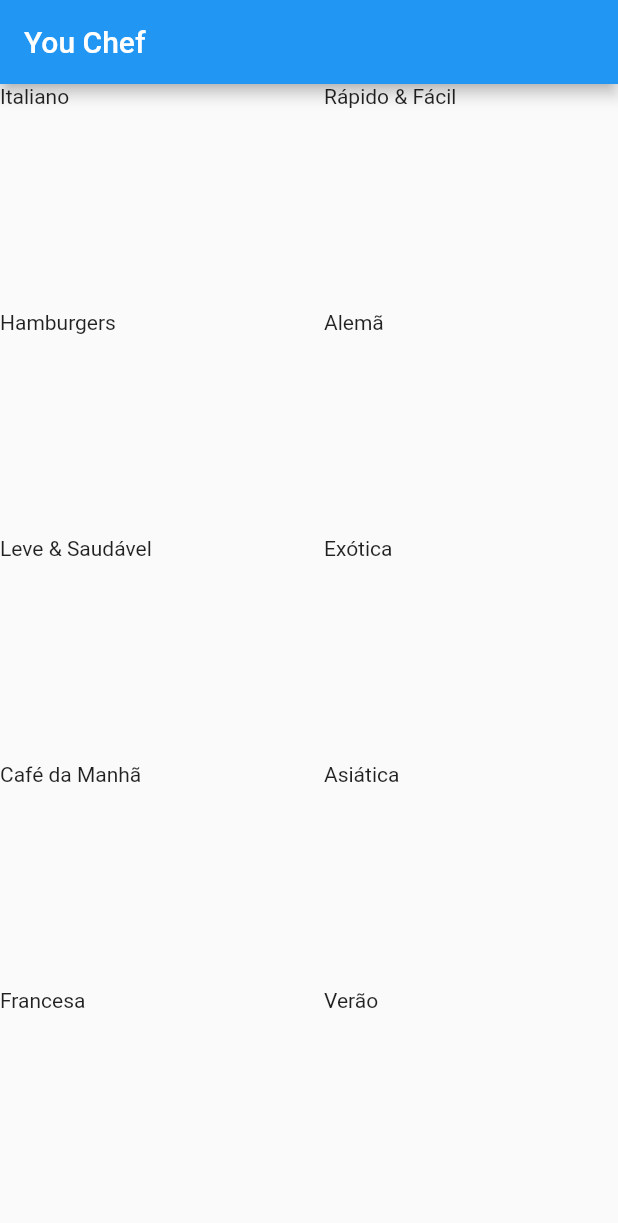
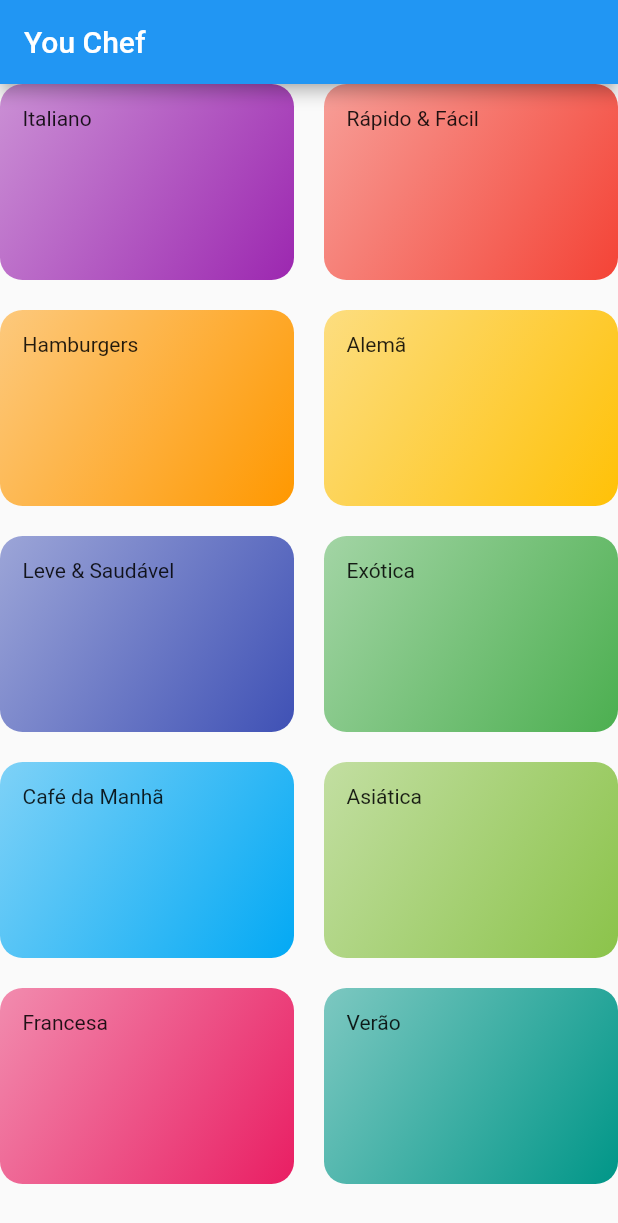
Before and after one commit to ramonmpacheco/youchef, a Flutter app: the screen it shows after launch, on a phone screen of 412 x 824 dp. Shown: the top 1223 px of the screen. Run offline on Flutter 3.47's test engine with Material 2 defaults, Android fonts, the phone set to English and light mode, and no system bars.

Commit message:
add: category item decoration

```diff
--- a/lib/components/category_item.dart
+++ b/lib/components/category_item.dart
@@ -9,7 +9,19 @@ class CategoryItem extends StatelessWidget {
   @override
   Widget build(BuildContext context) {
     return Container(
+      padding: EdgeInsets.all(15),
       child: Text(category.title),
+      decoration: BoxDecoration(
+        borderRadius: BorderRadius.circular(15),
+        gradient: LinearGradient(
+          colors: [
+            category.color.withOpacity(0.5),
+            category.color,
+          ],
+          begin: Alignment.topLeft,
+          end: Alignment.bottomRight,
+        ),
+      ),
     );
   }
 }
```
